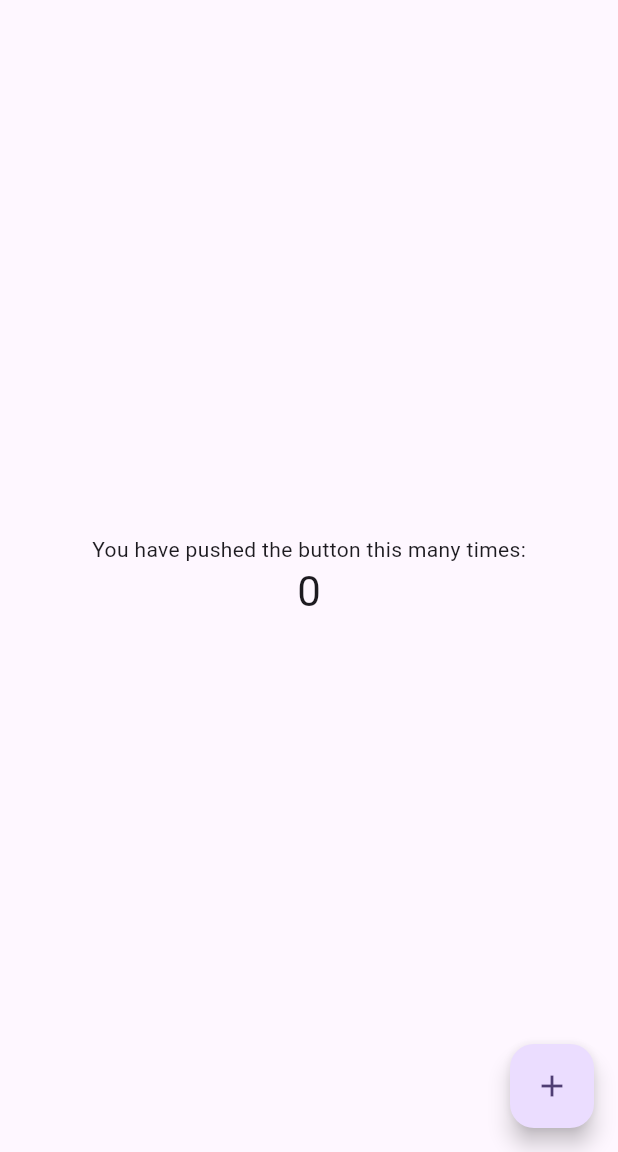
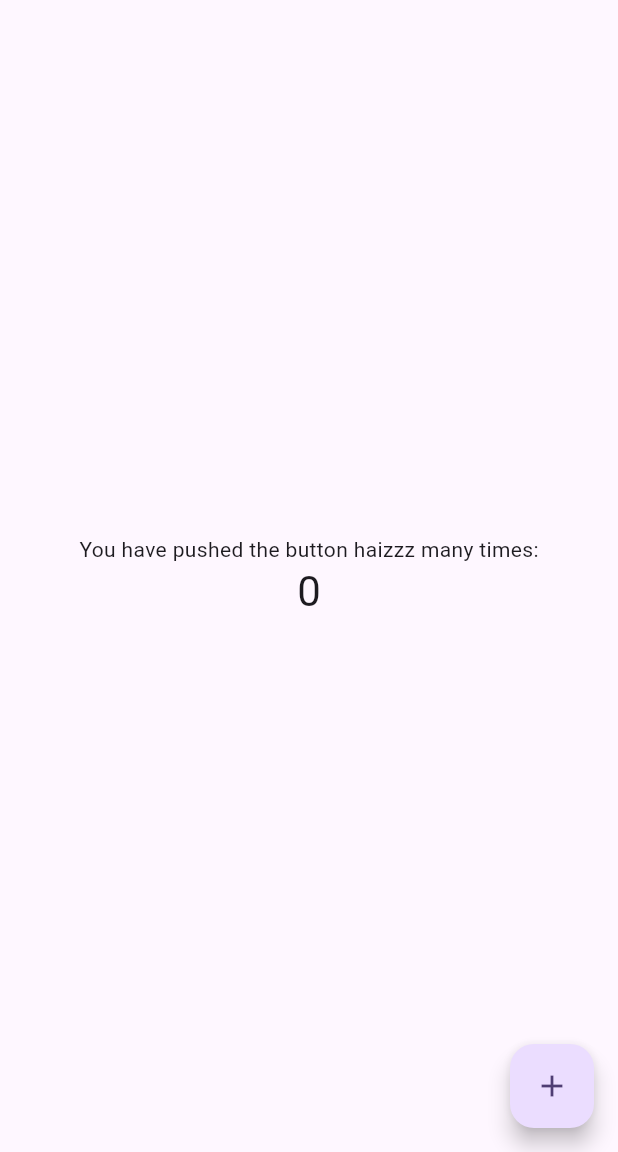
Before and after one commit to TranChinh03/automation_pipeline_actions, a Flutter app: the screen it shows after launch, on a phone screen of 412 x 824 dp, the part 84-1236 px from its top. Run offline on Flutter 3.47's test engine with Material 3 defaults, Android fonts, the phone set to English and light mode, and no system bars.

Commit message:
New PR test

```diff
--- a/demo_project/lib/main.dart
+++ b/demo_project/lib/main.dart
@@ -80,7 +80,7 @@ class _MyHomePageState extends State<MyHomePage> {
           // wireframe for each widget.
           mainAxisAlignment: MainAxisAlignment.center,
           children: <Widget>[
-            const Text('You have pushed the button this many times:'),
+            const Text('You have pushed the button haizzz many times:'),
             Text(
               '$_counter',
               style: Theme.of(context).textTheme.headlineMedium,
```
